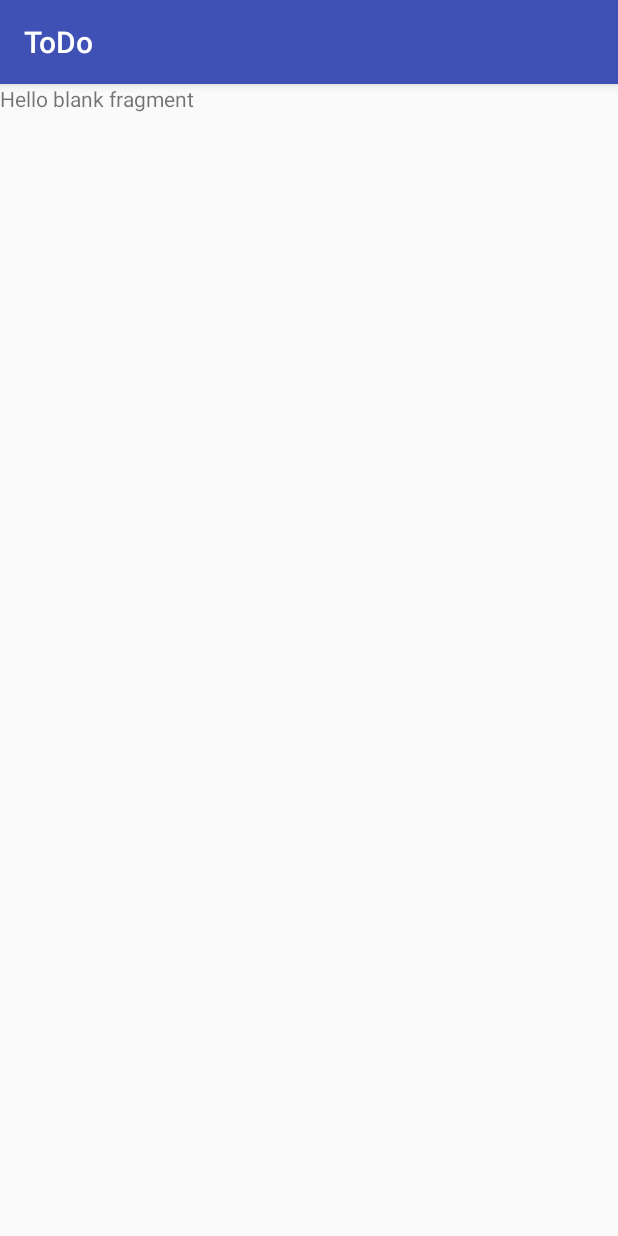
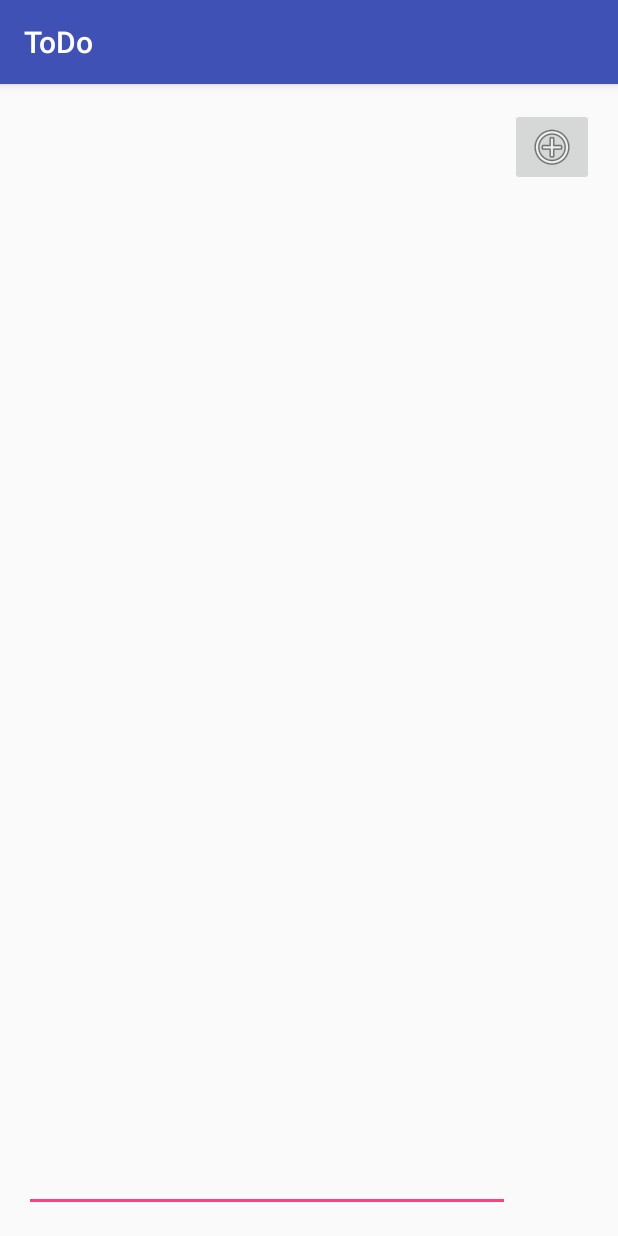
Before and after one commit to SFotakos/Study, an Android app: the screen it shows after launch (HomeActivity), on a phone screen of 412 x 824 dp. Run offline under Robolectric (Android 15) with nearby library versions, the phone set to English and light mode, and no system bars.

Commit message:
Adds bare bones task layout

```diff
--- a/Android/ToDo/app/src/main/res/layout/fragment_home.xml
+++ b/Android/ToDo/app/src/main/res/layout/fragment_home.xml
@@ -1,13 +1,22 @@
 <?xml version="1.0" encoding="utf-8"?>
-<FrameLayout xmlns:android="http://schemas.android.com/apk/res/android"
+<LinearLayout xmlns:android="http://schemas.android.com/apk/res/android"
     xmlns:tools="http://schemas.android.com/tools"
     android:layout_width="match_parent"
     android:layout_height="match_parent"
+    android:layout_margin="16dp"
+    android:orientation="horizontal"
     tools:context=".home.HomeFragment">
 
-    <TextView
-        android:layout_width="match_parent"
-        android:layout_height="match_parent"
-        android:text="@string/hello_blank_fragment" />
+    <EditText
+        android:id="@+id/taskName"
+        android:layout_width="0dp"
+        android:layout_weight="1"
+        android:layout_height="match_parent"/>
 
-</FrameLayout>
+    <ImageButton
+        android:id="@+id/addTask"
+        android:layout_width="wrap_content"
+        android:layout_height="wrap_content"
+        android:src="@android:drawable/ic_menu_add"/>
+
+</LinearLayout>
```
